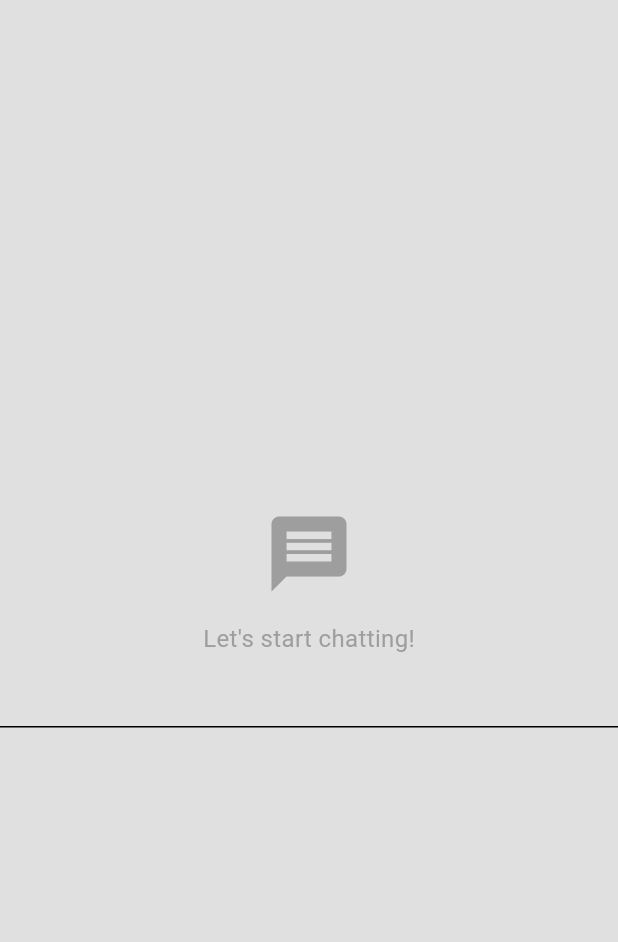
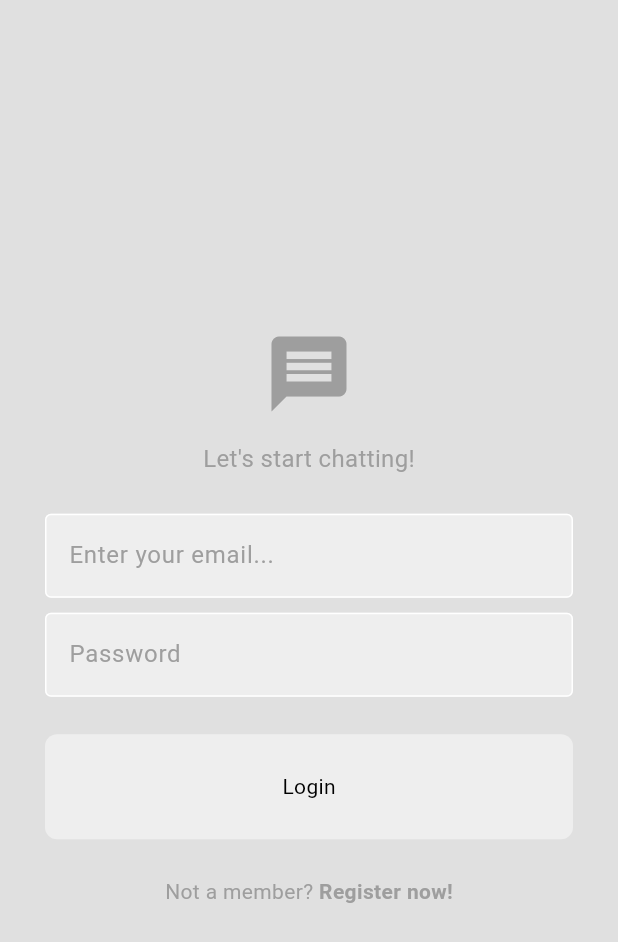
Before and after one commit to lembo2003/flutter_chat_simple, a Flutter app: the screen it shows after launch, on a phone screen of 412 x 824 dp. Shown: the top 942 px of the screen. Run offline on Flutter 3.47's test engine with Material 3 defaults, Android fonts, the phone set to English and light mode, and no system bars.

Commit message:
feat: Implement login page UI
This commit introduces the UI for the login page, including:

- `MyButton` widget: A custom button component.
- `MyTextField` widget: A custom text field component with styling for hint text, borders, and fill color.
- Integration of `MyButton` and `MyTextField` into the `LoginPage`.
- Basic layout with email and password fields, a login button, and a registration prompt.
- `TextEditingController`s for email and password fields.
- Placeholder `login` method.

```diff
--- /dev/null
+++ b/lib/components/my_button.dart
@@ -0,0 +1,25 @@
+import 'package:flutter/material.dart';
+
+class MyButton extends StatelessWidget {
+  final String text;
+  final void Function()? onTap;
+
+  const MyButton({super.key, required this.text, required this.onTap});
+
+  @override
+  Widget build(BuildContext context) {
+    return GestureDetector(
+      onTap: onTap,
+      child: Container(
+        padding: EdgeInsets.all(25),
+        margin: EdgeInsets.symmetric(horizontal: 30),
+
+        decoration: BoxDecoration(
+          color: Theme.of(context).colorScheme.secondary,
+          borderRadius: BorderRadius.circular(8),
+        ),
+        child: Center(child: Text(text)),
+      ),
+    );
+  }
+}
--- a/lib/components/my_textfield.dart
+++ b/lib/components/my_textfield.dart
@@ -1,12 +1,41 @@
 import 'package:flutter/material.dart';
 
 class MyTextField extends StatelessWidget {
-  const MyTextField({super.key});
+  final String hintText;
+  final bool obscureText;
+  final TextEditingController controller;
+
+  const MyTextField({
+    super.key,
+    required this.hintText,
+    required this.obscureText,
+    required this.controller,
+  });
 
   @override
   Widget build(BuildContext context) {
-    return TextField(
-      decoration: InputDecoration(enabledBorder: OutlineInputBorder()),
+    return Padding(
+      padding: const EdgeInsets.symmetric(horizontal: 30.0),
+      child: TextField(
+        controller: controller,
+        obscureText: obscureText,
+        decoration: InputDecoration(
+          enabledBorder: OutlineInputBorder(
+            borderSide: BorderSide(
+              color: Theme.of(context).colorScheme.tertiary,
+            ),
+          ),
+          focusedBorder: OutlineInputBorder(
+            borderSide: BorderSide(
+              color: Theme.of(context).colorScheme.primary,
+            ),
+          ),
+          fillColor: Theme.of(context).colorScheme.secondary,
+          filled: true,
+          hintText: hintText,
+          hintStyle: TextStyle(color: Theme.of(context).colorScheme.primary),
+        ),
+      ),
     );
   }
 }
--- a/lib/pages/login_page.dart
+++ b/lib/pages/login_page.dart
@@ -1,7 +1,17 @@
 import 'package:flutter/material.dart';
+import 'package:flutter_chat/components/my_button.dart';
+import 'package:flutter_chat/components/my_textfield.dart';
 
 class LoginPage extends StatelessWidget {
-  const LoginPage({super.key});
+  //email and pw textfield controller
+
+  final TextEditingController _emailController = TextEditingController();
+  final TextEditingController _pwController = TextEditingController();
+
+  LoginPage({super.key});
+
+  //login method
+  void login() {}
 
   @override
   Widget build(BuildContext context) {
@@ -26,13 +36,43 @@ class LoginPage extends StatelessWidget {
                 color: Theme.of(context).colorScheme.primary,
               ),
             ),
+            SizedBox(height: 25),
             //Email textfield
-            TextField(),
+            MyTextField(
+              hintText: "Enter your email...",
+              obscureText: false,
+              controller: _emailController,
+            ),
+            SizedBox(height: 10),
             //Password textfield
-
+            MyTextField(
+              hintText: "Password",
+              obscureText: true,
+              controller: _pwController,
+            ),
+            SizedBox(height: 25),
             //Login Button
-
+            MyButton(text: "Login", onTap: login),
+            SizedBox(height: 25),
             //Register
+            Row(
+              mainAxisAlignment: MainAxisAlignment.center,
+              children: [
+                Text(
+                  "Not a member? ",
+                  style: TextStyle(
+                    color: Theme.of(context).colorScheme.primary,
+                  ),
+                ),
+                Text(
+                  "Register now!",
+                  style: TextStyle(
+                    fontWeight: FontWeight.bold,
+                    color: Theme.of(context).colorScheme.primary,
+                  ),
+                ),
+              ],
+            ),
           ],
         ),
       ),
```
